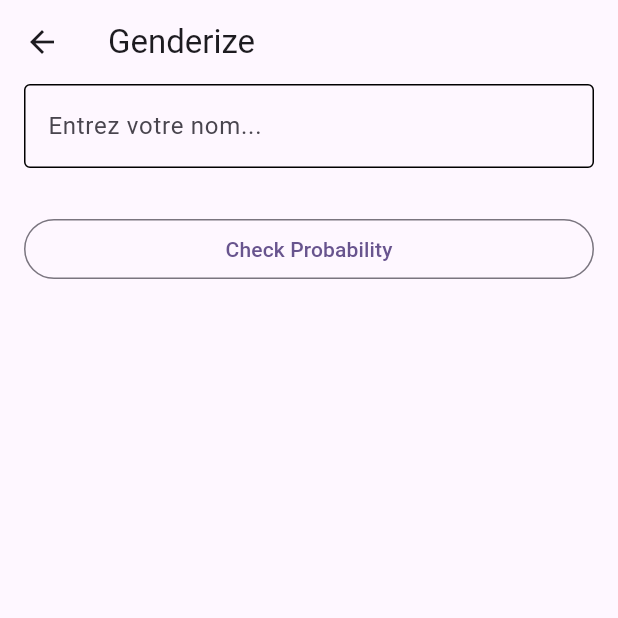
After one commit to Brughth/Formation_flutter_06_24, a Flutter app: the GenderizeScreen screen opened directly, on a phone screen of 412 x 824 dp, the top half of it. The commit adds this screen. Run offline on Flutter 3.47's test engine with Material 3 defaults, Android fonts, the phone set to English and light mode, and no system bars; our stand-ins replace dio; network calls fail.

Commit message:
post comment genderize

```diff
--- /dev/null
+++ b/lib/genderize/data/genderize_model.dart
@@ -0,0 +1,22 @@
+class GenderizeModel {
+  final int count;
+  final String name;
+  final String gender;
+  final double probability;
+
+  GenderizeModel({
+    required this.count,
+    required this.name,
+    required this.gender,
+    required this.probability,
+  });
+
+  factory GenderizeModel.fromJson(Map<String, dynamic> json) {
+    return GenderizeModel(
+      count: json['count'],
+      name: json['name'],
+      gender: json['gender'],
+      probability: json['probability'],
+    );
+  }
+}
--- /dev/null
+++ b/lib/genderize/data/genderize_repository.dart
@@ -0,0 +1,12 @@
+import 'package:dio/dio.dart';
+import 'package:formation_flutter_join24/genderize/data/genderize_model.dart';
+
+class GenderizeRepository {
+  final Dio dio = Dio();
+
+  Future<GenderizeModel> getGenderFromName(String name) async {
+    Response response = await dio.get('https://api.genderize.io/?name=$name');
+
+    return GenderizeModel.fromJson(response.data);
+  }
+}
--- /dev/null
+++ b/lib/genderize/presentation/genderize_screen.dart
@@ -0,0 +1,102 @@
+import 'package:flutter/cupertino.dart';
+import 'package:flutter/material.dart';
+import 'package:formation_flutter_join24/genderize/data/genderize_repository.dart';
+
+class GenderizeScreen extends StatefulWidget {
+  const GenderizeScreen({super.key});
+
+  @override
+  State<GenderizeScreen> createState() => _GenderizeScreenState();
+}
+
+class _GenderizeScreenState extends State<GenderizeScreen> {
+  late TextEditingController _controller;
+  GenderizeRepository repository = GenderizeRepository();
+
+  bool isLoading = false;
+
+  @override
+  void initState() {
+    _controller = TextEditingController();
+
+    super.initState();
+  }
+
+  @override
+  void dispose() {
+    _controller.dispose();
+    super.dispose();
+  }
+
+  @override
+  Widget build(BuildContext context) {
+    return Scaffold(
+      appBar: AppBar(
+        title: const Text("Genderize"),
+      ),
+      body: Padding(
+        padding: const EdgeInsets.symmetric(
+          horizontal: 16,
+        ),
+        child: ListView(
+          children: [
+            TextFormField(
+              controller: _controller,
+              decoration: const InputDecoration(
+                hintText: "Entrez votre nom...",
+                border: OutlineInputBorder(),
+                errorBorder: OutlineInputBorder(),
+                focusedBorder: OutlineInputBorder(),
+                enabledBorder: OutlineInputBorder(),
+              ),
+            ),
+            const SizedBox(height: 30),
+            OutlinedButton(
+              onPressed: () async {
+                try {
+                  setState(() {
+                    isLoading = true;
+                  });
+                  var gender = await repository.getGenderFromName(
+                    _controller.text,
+                  );
+
+                  setState(() {
+                    isLoading = false;
+                  });
+
+                  showDialog(
+                    context: context,
+                    builder: (context) {
+                      return AlertDialog(
+                        title: Text(gender.name),
+                        content: Column(
+                          mainAxisSize: MainAxisSize.min,
+                          children: [
+                            Text("Gender: ${gender.gender}"),
+                            Text("Probability: ${gender.probability}"),
+                            Text("Count: ${gender.count}"),
+                          ],
+                        ),
+                      );
+                    },
+                  );
+                } catch (e) {
+                  setState(() {
+                    isLoading = false;
+                  });
+                  ScaffoldMessenger.of(context).showSnackBar(
+                    SnackBar(content: Text(e.toString())),
+                  );
+                }
+              },
+              child: isLoading
+                  ? const CircularProgressIndicator()
+                  : const Text("Check Probability"),
+            ),
+          ],
+        ),
+      ),
+    );
+  }
+}
```
Also changed, not shown: lib/post/data/models/comment_model.dart (added, +25 -0 lines), lib/post/data/repositories/post_repository.dart (+18 -0 lines), lib/post/presentation/comment_screen.dart (added, +82 -0 lines), lib/post/presentation/post_screen.dart (+50 -0 lines), lib/training_screen.dart (+12 -0 lines).
